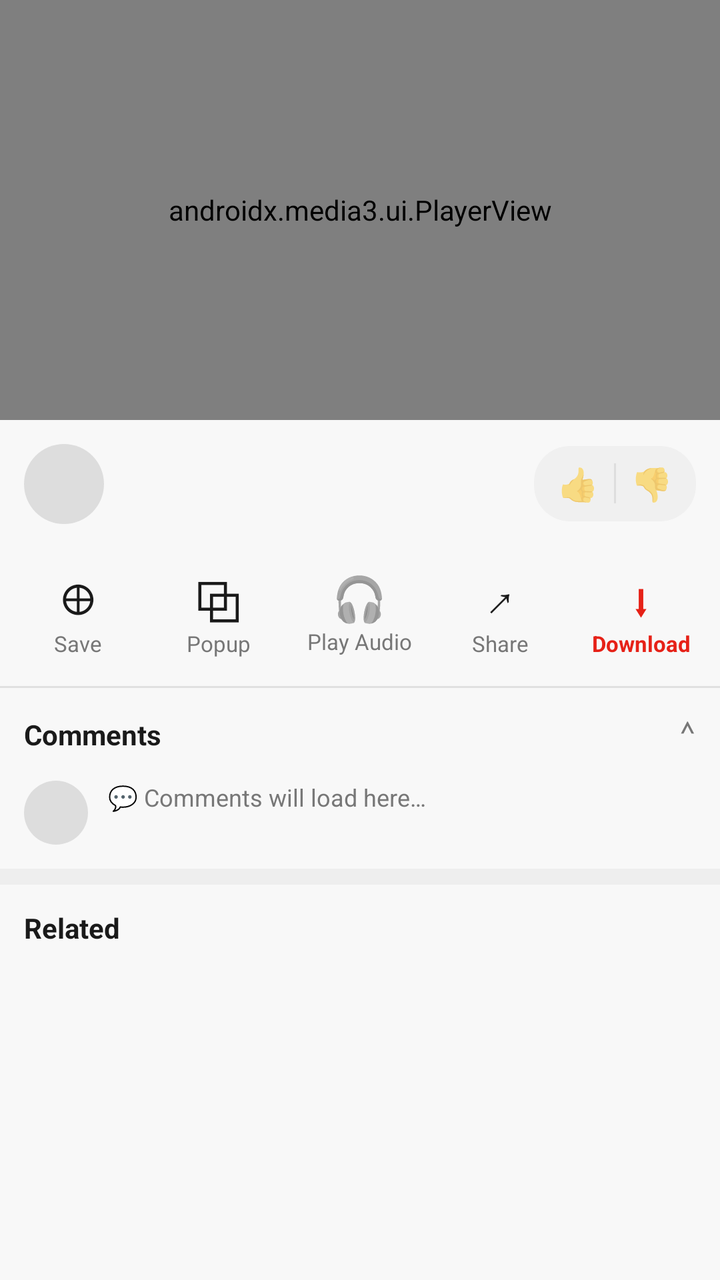
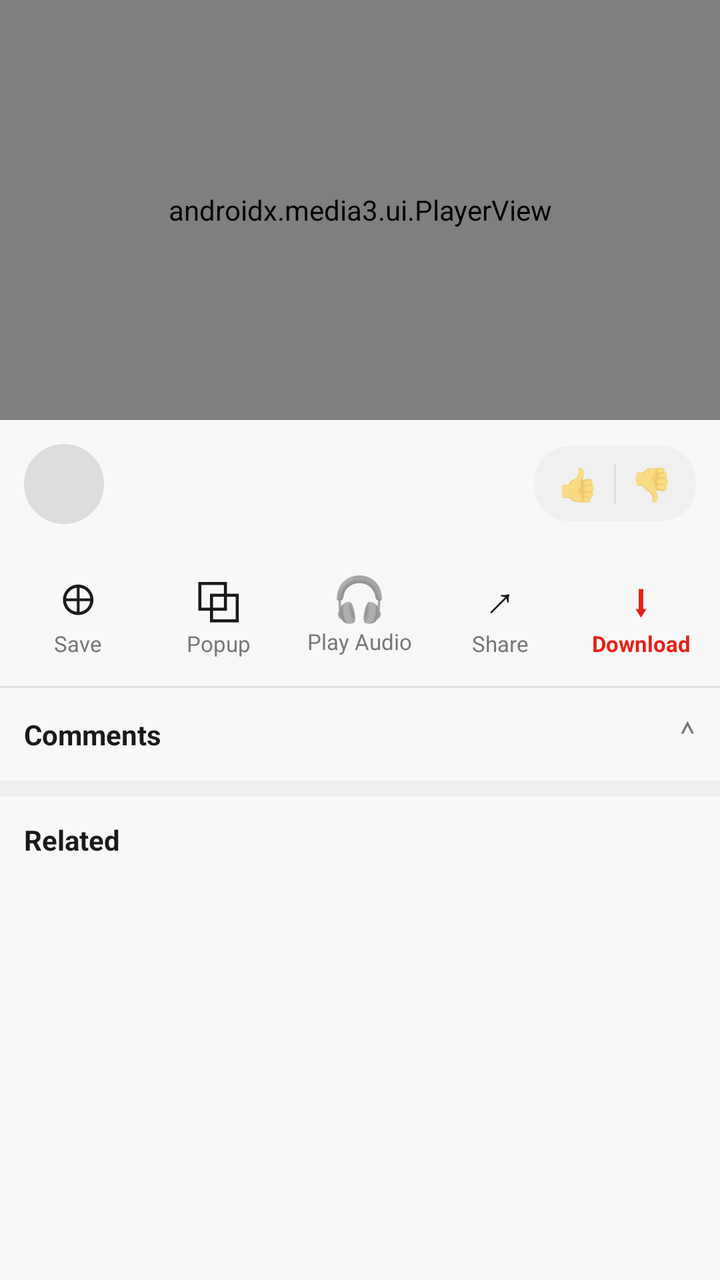

An Android layout rendered at two revisions. The XML below is the earlier revision; the diff shows what the commit changed to produce the second picture.
<!-- AndroidManifest.xml: application theme Theme.Material3.Light.NoActionBar -->
<!-- res/layout/fragment_video_detail.xml -->
<?xml version="1.0" encoding="utf-8"?>
<ScrollView xmlns:android="http://schemas.android.com/apk/res/android"
    xmlns:app="http://schemas.android.com/apk/res-auto"
    android:layout_width="match_parent"
    android:layout_height="match_parent"
    android:background="@color/bg"
    android:fillViewport="true">

    <LinearLayout
        android:layout_width="match_parent"
        android:layout_height="wrap_content"
        android:orientation="vertical">

        
        <FrameLayout
            android:layout_width="match_parent"
            android:layout_height="210dp"
            android:background="#000000">

            <androidx.media3.ui.PlayerView
                android:id="@+id/player_view"
                android:layout_width="match_parent"
                android:layout_height="match_parent"
                app:show_buffering="when_playing"
                app:use_controller="true" />
        </FrameLayout>

        
        <LinearLayout
            android:layout_width="match_parent"
            android:layout_height="wrap_content"
            android:orientation="horizontal"
            android:padding="12dp"
            android:gravity="center_vertical">

            <ImageView
                android:id="@+id/iv_channel_avatar"
                android:layout_width="40dp"
                android:layout_height="40dp"
                android:background="@drawable/bg_avatar"
                android:contentDescription="@string/app_name" />

            <LinearLayout
                android:layout_width="0dp"
                android:layout_height="wrap_content"
                android:layout_weight="1"
                android:layout_marginStart="10dp"
                android:orientation="vertical">

                <TextView
                    android:id="@+id/tv_detail_title"
                    android:layout_width="match_parent"
                    android:layout_height="wrap_content"
                    android:textColor="@color/text_primary"
                    android:textSize="14sp"
                    android:textStyle="bold"
                    android:maxLines="2"
                    android:ellipsize="end" />

                <TextView
                    android:id="@+id/tv_detail_channel"
                    android:layout_width="match_parent"
                    android:layout_height="wrap_content"
                    android:layout_marginTop="2dp"
                    android:textColor="@color/text_secondary"
                    android:textSize="12sp" />
            </LinearLayout>

            <LinearLayout
                android:layout_width="wrap_content"
                android:layout_height="wrap_content"
                android:orientation="horizontal"
                android:gravity="center_vertical"
                android:background="@drawable/bg_like_pill"
                android:paddingStart="4dp"
                android:paddingEnd="4dp">

                <TextView
                    android:id="@+id/btn_like"
                    android:layout_width="wrap_content"
                    android:layout_height="wrap_content"
                    android:padding="8dp"
                    android:text="👍"
                    android:textSize="16sp"
                    android:clickable="true"
                    android:focusable="true"
                    android:background="?attr/selectableItemBackgroundBorderless" />

                <View
                    android:layout_width="1dp"
                    android:layout_height="20dp"
                    android:background="#DDDDDD" />

                <TextView
                    android:id="@+id/btn_dislike"
                    android:layout_width="wrap_content"
                    android:layout_height="wrap_content"
                    android:padding="8dp"
                    android:text="👎"
                    android:textSize="16sp"
                    android:clickable="true"
                    android:focusable="true"
                    android:background="?attr/selectableItemBackgroundBorderless" />
            </LinearLayout>
        </LinearLayout>

        
        <LinearLayout
            android:layout_width="match_parent"
            android:layout_height="wrap_content"
            android:orientation="horizontal"
            android:paddingStart="4dp"
            android:paddingEnd="4dp"
            android:paddingTop="4dp"
            android:paddingBottom="8dp">

            <LinearLayout
                android:id="@+id/btn_save"
                android:layout_width="0dp"
                android:layout_height="wrap_content"
                android:layout_weight="1"
                android:orientation="vertical"
                android:gravity="center"
                android:clickable="true"
                android:focusable="true"
                android:background="?attr/selectableItemBackgroundBorderless"
                android:padding="6dp">

                <TextView
                    android:layout_width="wrap_content"
                    android:layout_height="wrap_content"
                    android:text="⊕"
                    android:textSize="22sp"
                    android:textColor="@color/text_primary" />

                <TextView
                    android:layout_width="wrap_content"
                    android:layout_height="wrap_content"
                    android:text="Save"
                    android:textSize="11sp"
                    android:textColor="@color/text_secondary" />
            </LinearLayout>

            <LinearLayout
                android:id="@+id/btn_popup"
                android:layout_width="0dp"
                android:layout_height="wrap_content"
                android:layout_weight="1"
                android:orientation="vertical"
                android:gravity="center"
                android:clickable="true"
                android:focusable="true"
                android:background="?attr/selectableItemBackgroundBorderless"
                android:padding="6dp">

                <TextView
                    android:layout_width="wrap_content"
                    android:layout_height="wrap_content"
                    android:text="⧉"
                    android:textSize="22sp"
                    android:textColor="@color/text_primary" />

                <TextView
                    android:layout_width="wrap_content"
                    android:layout_height="wrap_content"
                    android:text="Popup"
                    android:textSize="11sp"
                    android:textColor="@color/text_secondary" />
            </LinearLayout>

            <LinearLayout
                android:id="@+id/btn_play_audio"
                android:layout_width="0dp"
                android:layout_height="wrap_content"
                android:layout_weight="1"
                android:orientation="vertical"
                android:gravity="center"
                android:clickable="true"
                android:focusable="true"
                android:background="?attr/selectableItemBackgroundBorderless"
                android:padding="6dp">

                <TextView
                    android:layout_width="wrap_content"
                    android:layout_height="wrap_content"
                    android:text="🎧"
                    android:textSize="22sp" />

                <TextView
                    android:layout_width="wrap_content"
                    android:layout_height="wrap_content"
                    android:text="Play Audio"
                    android:textSize="11sp"
                    android:textColor="@color/text_secondary" />
            </LinearLayout>

            <LinearLayout
                android:id="@+id/btn_share"
                android:layout_width="0dp"
                android:layout_height="wrap_content"
                android:layout_weight="1"
                android:orientation="vertical"
                android:gravity="center"
                android:clickable="true"
                android:focusable="true"
                android:background="?attr/selectableItemBackgroundBorderless"
                android:padding="6dp">

                <TextView
                    android:layout_width="wrap_content"
                    android:layout_height="wrap_content"
                    android:text="↗"
                    android:textSize="22sp"
                    android:textColor="@color/text_primary" />

                <TextView
                    android:layout_width="wrap_content"
                    android:layout_height="wrap_content"
                    android:text="Share"
                    android:textSize="11sp"
                    android:textColor="@color/text_secondary" />
            </LinearLayout>

            <LinearLayout
                android:id="@+id/btn_detail_download"
                android:layout_width="0dp"
                android:layout_height="wrap_content"
                android:layout_weight="1"
                android:orientation="vertical"
                android:gravity="center"
                android:clickable="true"
                android:focusable="true"
                android:background="?attr/selectableItemBackgroundBorderless"
                android:padding="6dp">

                <TextView
                    android:layout_width="wrap_content"
                    android:layout_height="wrap_content"
                    android:text="⬇"
                    android:textSize="22sp"
                    android:textColor="@color/red_accent" />

                <TextView
                    android:layout_width="wrap_content"
                    android:layout_height="wrap_content"
                    android:text="Download"
                    android:textSize="11sp"
                    android:textColor="@color/red_accent"
                    android:textStyle="bold" />
            </LinearLayout>
        </LinearLayout>

        <View
            android:layout_width="match_parent"
            android:layout_height="1dp"
            android:background="#E0E0E0" />

        
        <LinearLayout
            android:layout_width="match_parent"
            android:layout_height="wrap_content"
            android:orientation="horizontal"
            android:gravity="center_vertical"
            android:padding="12dp">

            <TextView
                android:layout_width="0dp"
                android:layout_height="wrap_content"
                android:layout_weight="1"
                android:text="Comments"
                android:textSize="14sp"
                android:textStyle="bold"
                android:textColor="@color/text_primary" />

            <TextView
                android:layout_width="wrap_content"
                android:layout_height="wrap_content"
                android:text="⌃"
                android:textSize="16sp"
                android:textColor="@color/text_secondary" />
        </LinearLayout>

        
        <LinearLayout
            android:layout_width="match_parent"
            android:layout_height="wrap_content"
            android:orientation="horizontal"
            android:paddingStart="12dp"
            android:paddingEnd="12dp"
            android:paddingBottom="12dp">

            <ImageView
                android:layout_width="32dp"
                android:layout_height="32dp"
                android:background="@drawable/bg_avatar" />

            <TextView
                android:layout_width="0dp"
                android:layout_height="wrap_content"
                android:layout_weight="1"
                android:layout_marginStart="10dp"
                android:textColor="@color/text_secondary"
                android:textSize="12sp"
                android:maxLines="3"
                android:ellipsize="end"
                android:text="💬 Comments will load here…" />
        </LinearLayout>

        <View
            android:layout_width="match_parent"
            android:layout_height="8dp"
            android:background="#EEEEEE" />

        
        <TextView
            android:layout_width="match_parent"
            android:layout_height="wrap_content"
            android:padding="12dp"
            android:text="Related"
            android:textSize="14sp"
            android:textStyle="bold"
            android:textColor="@color/text_primary" />

        <androidx.recyclerview.widget.RecyclerView
            android:id="@+id/rv_related"
            android:layout_width="match_parent"
            android:layout_height="wrap_content"
            android:nestedScrollingEnabled="false"
            android:paddingStart="12dp"
            android:paddingEnd="12dp"
            android:clipToPadding="false" />

        <View
            android:layout_width="match_parent"
            android:layout_height="70dp" />
    </LinearLayout>
</ScrollView>
<!-- resources referenced by this layout -->
<resources>
  <color name="bg">#F8F8F8</color>
  <color name="red_accent">#E62117</color>
  <color name="text_primary">#1A1A1A</color>
  <color name="text_secondary">#777777</color>
  <!-- drawable bg_avatar (drawable) -->
  <?xml version="1.0" encoding="utf-8"?>
  <shape xmlns:android="http://schemas.android.com/apk/res/android"
      android:shape="oval">
      <solid android:color="#DDDDDD" />
  </shape>
  <!-- drawable bg_like_pill (drawable) -->
  <?xml version="1.0" encoding="utf-8"?>
  <shape xmlns:android="http://schemas.android.com/apk/res/android"
      android:shape="rectangle">
      <corners android:radius="18dp" />
      <solid android:color="#F0F0F0" />
  </shape>
  <string name="app_name">Phoenix Downloader</string>
  <style name="Theme.Material3.Light.NoActionBar" parent="Theme.MaterialComponents.Light.NoActionBar">
          <item name="colorPrimary">@color/red_accent</item>
          <item name="colorPrimaryVariant">@color/red_accent</item>
          <item name="colorOnPrimary">@color/white</item>
          <item name="android:statusBarColor">@color/bg</item>
          <item name="android:windowLightStatusBar">true</item>
      </style>
  <color name="white">#FFFFFF</color>
</resources>

<!-- the commit's change to res/layout/fragment_video_detail.xml (unified diff, before → after) -->
@@ -280,31 +280,11 @@
                 android:textColor="@color/text_secondary" />
         </LinearLayout>
 
-        
-        <LinearLayout
-            android:layout_width="match_parent"
-            android:layout_height="wrap_content"
-            android:orientation="horizontal"
-            android:paddingStart="12dp"
-            android:paddingEnd="12dp"
-            android:paddingBottom="12dp">
-
-            <ImageView
-                android:layout_width="32dp"
-                android:layout_height="32dp"
-                android:background="@drawable/bg_avatar" />
-
-            <TextView
-                android:layout_width="0dp"
-                android:layout_height="wrap_content"
-                android:layout_weight="1"
-                android:layout_marginStart="10dp"
-                android:textColor="@color/text_secondary"
-                android:textSize="12sp"
-                android:maxLines="3"
-                android:ellipsize="end"
-                android:text="💬 Comments will load here…" />
-        </LinearLayout>
+        <androidx.recyclerview.widget.RecyclerView
+            android:id="@+id/rv_comments"
+            android:layout_width="match_parent"
+            android:layout_height="wrap_content"
+            android:nestedScrollingEnabled="false" />
 
         <View
             android:layout_width="match_parent"
